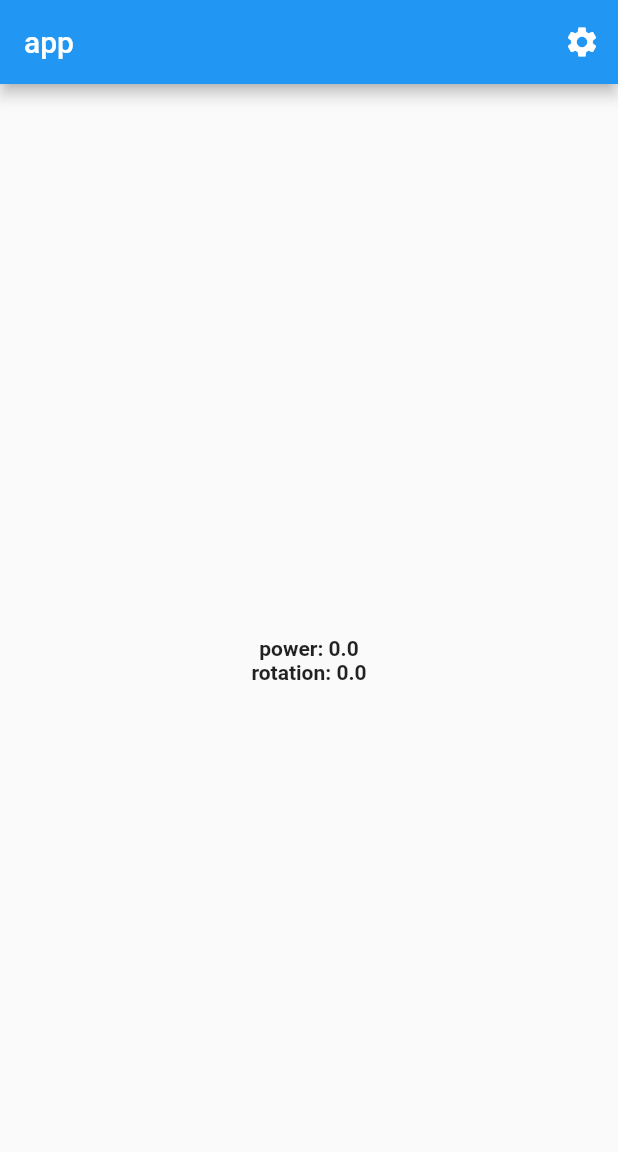
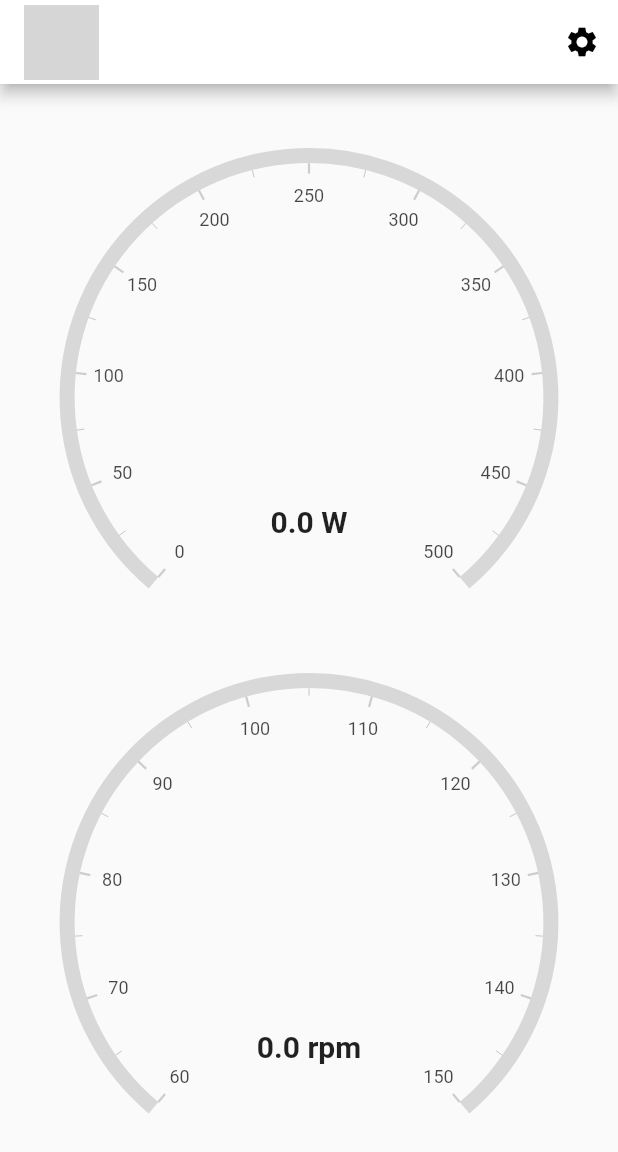
Before and after one commit to sj-h4/vector3-manager, a Flutter app: the screen it shows after launch, on a phone screen of 412 x 824 dp. Shown: the top 1152 px of the screen. Run offline on Flutter 3.47's test engine with Material 2 defaults, Android fonts, the phone set to English and light mode, and no system bars; drawn by our look-alikes of syncfusion_flutter_gauges; our stand-ins replace flutter_blue, freezed_annotation, go_router, hooks_riverpod; grey boxes are pictures that could not be loaded.

Commit message:
Change appbar

```diff
--- a/lib/ui/pages/home_page.dart
+++ b/lib/ui/pages/home_page.dart
@@ -11,10 +11,16 @@ class HomePage extends StatelessWidget {
   Widget build(BuildContext context) {
     return Scaffold(
       appBar: AppBar(
-        title: const Text('app'),
+        backgroundColor: Colors.white,
+        title: Image.asset(
+          'elba_img.png',
+          height: 50,
+          width: 50,
+        ),
         actions: <Widget>[
           IconButton(
             icon: const Icon(Icons.settings),
+            color: Colors.black,
             onPressed: () => context.go('/settings'),
           ),
         ],
--- a/lib/ui/widgets/power.dart
+++ b/lib/ui/widgets/power.dart
@@ -1,3 +1,5 @@
+import 'package:syncfusion_flutter_gauges/gauges.dart';
+
 import 'widgets.dart';
 import '../controllers/vector3_controller.dart';
 
@@ -7,11 +9,26 @@ class Power extends HookConsumerWidget {
   @override
   Widget build(BuildContext context, WidgetRef ref) {
     final power = ref.watch(vector3ControllerProvider).power;
-    return Text(
-      'power: $power',
-      textAlign: TextAlign.center,
-      overflow: TextOverflow.ellipsis,
-      style: const TextStyle(fontWeight: FontWeight.bold),
-    );
+    return Center(
+        child: SfRadialGauge(
+      axes: <RadialAxis>[
+        RadialAxis(minimum: 0, maximum: 500, pointers: <GaugePointer>[
+          RangePointer(
+            value: power!,
+            width: 20,
+            color: Colors.teal,
+          ),
+        ], annotations: <GaugeAnnotation>[
+          GaugeAnnotation(
+              angle: 90,
+              positionFactor: 0.5,
+              widget: Text(
+                '${(power).toStringAsFixed(1)} W',
+                style:
+                    const TextStyle(fontWeight: FontWeight.bold, fontSize: 20),
+              ))
+        ])
+      ],
+    ));
   }
 }
--- a/lib/ui/widgets/rotation.dart
+++ b/lib/ui/widgets/rotation.dart
@@ -1,3 +1,5 @@
+import 'package:syncfusion_flutter_gauges/gauges.dart';
+
 import 'widgets.dart';
 import '../controllers/vector3_controller.dart';
 
@@ -7,11 +9,26 @@ class Rotation extends HookConsumerWidget {
   @override
   Widget build(BuildContext context, WidgetRef ref) {
     final rotation = ref.watch(vector3ControllerProvider).rotation;
-    return Text(
-      'rotation: $rotation',
-      textAlign: TextAlign.center,
-      overflow: TextOverflow.ellipsis,
-      style: const TextStyle(fontWeight: FontWeight.bold),
-    );
+    return Center(
+        child: SfRadialGauge(
+      axes: <RadialAxis>[
+        RadialAxis(minimum: 60, maximum: 150, pointers: <GaugePointer>[
+          RangePointer(
+            value: rotation!,
+            width: 20,
+            color: Colors.teal,
+          ),
+        ], annotations: <GaugeAnnotation>[
+          GaugeAnnotation(
+              angle: 90,
+              positionFactor: 0.5,
+              widget: Text(
+                '${(rotation).toStringAsFixed(1)} rpm',
+                style:
+                    const TextStyle(fontWeight: FontWeight.bold, fontSize: 20),
+              ))
+        ])
+      ],
+    ));
   }
 }
--- a/pubspec.yaml
+++ b/pubspec.yaml
@@ -16,6 +16,7 @@ dependencies:
   go_router: ^3.0.1
   cupertino_icons: ^1.0.2
   flutter_blue: ^0.8.0
+  syncfusion_flutter_gauges: ^19.2.46
 
 dev_dependencies:
   flutter_test:
@@ -27,3 +28,5 @@ dev_dependencies:
 
 flutter:
   uses-material-design: true
+  assets:
+    - assets/elba_img.png
```
Also changed, not shown: pubspec.lock, 1 other file.
